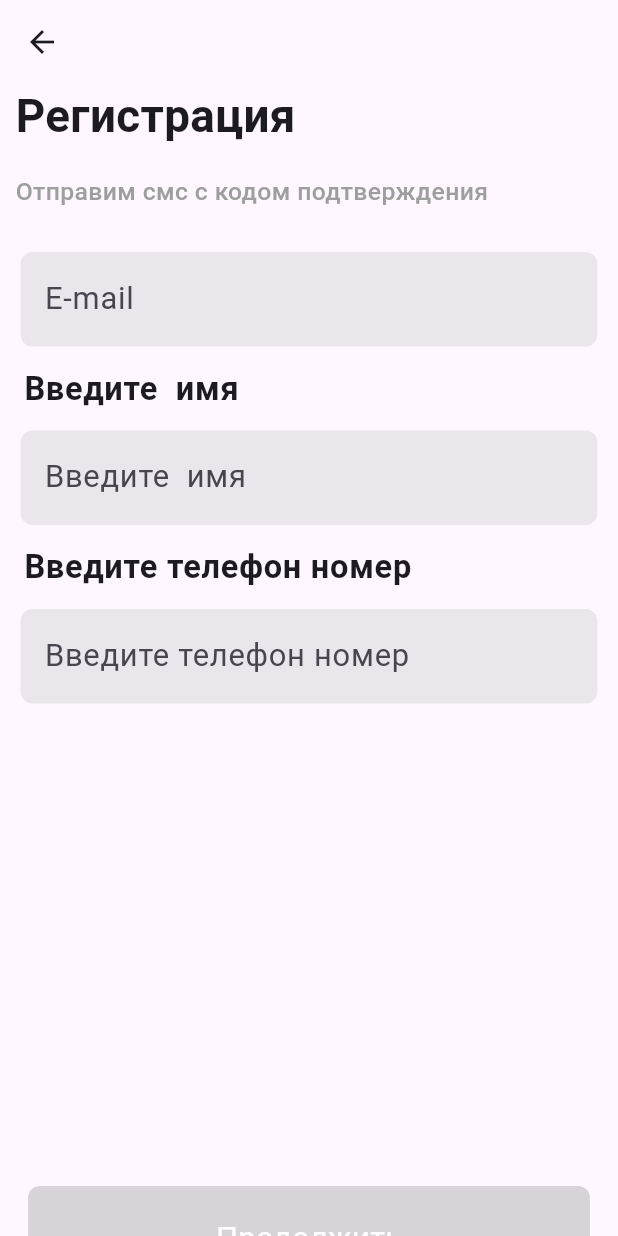
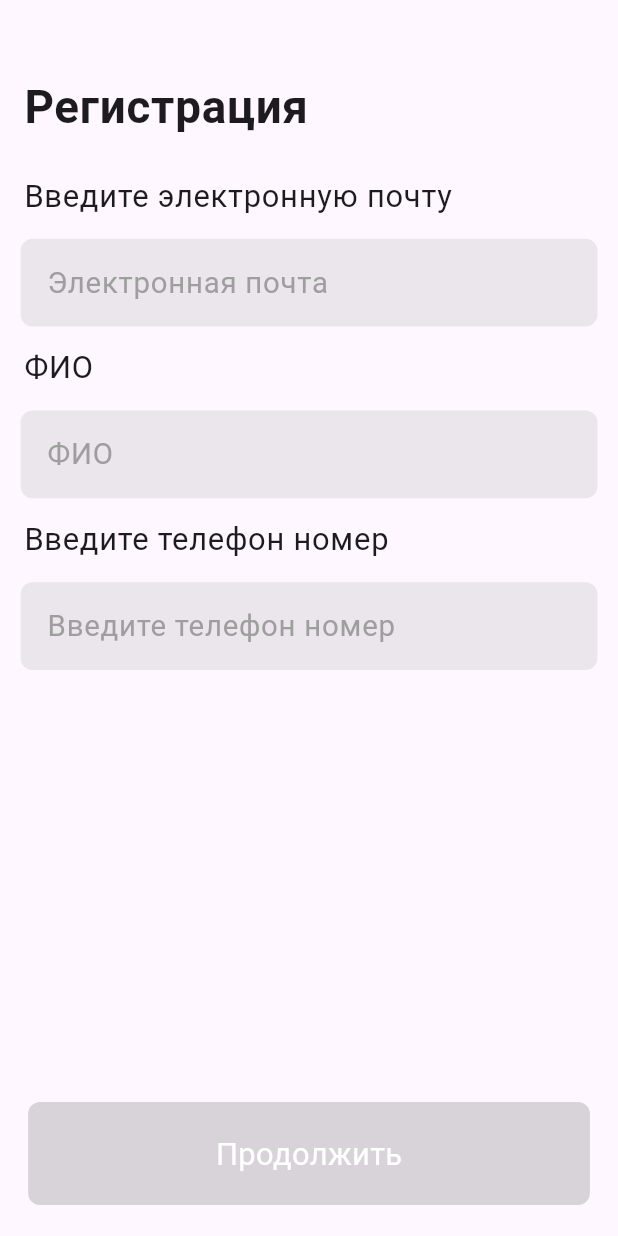
Before and after one commit to NurulloFayz/ecommerceulab, a Flutter app: the EmailPage screen opened by its route, on a phone screen of 412 x 824 dp. Run offline on Flutter 3.47's test engine with Material 3 defaults, Android fonts, the phone set to English and light mode, and no system bars; our stand-ins replace fan_carousel_image_slider, flutter_secure_storage, google_fonts, introduction_screen, pinput, shared_preferences; accounts and stored records are empty.

Commit message:
changed auth page ui

```diff
--- a/lib/main.dart
+++ b/lib/main.dart
@@ -31,7 +31,7 @@ class MyApp extends StatelessWidget {
           colorScheme: ColorScheme.fromSeed(seedColor: Colors.deepPurple),
           useMaterial3: true,
         ),
-        home: const MyPages(),
+        home: const EmailPage(),
         routes: {
           EmailPage.id:(context) => const EmailPage(),
           EnterEmailCodePage.id:(context) => const EnterEmailCodePage(''),
--- a/lib/pages/auth_pages/email_page.dart
+++ b/lib/pages/auth_pages/email_page.dart
@@ -25,7 +25,6 @@ class _EmailPageState extends State<EmailPage> {
     double screenHeight = MediaQuery.of(context).size.height;
     ViewEmailPage view = ViewEmailPage();
     return Scaffold(
-        appBar: AppBar(),
         body: ChangeNotifierProvider(
           create: (context) => view,
           child: Consumer<ViewEmailPage>(
@@ -37,40 +36,38 @@ class _EmailPageState extends State<EmailPage> {
                   height: screenHeight,
                   child: Column(
                     children: [
-                      Row(
-                        children: [
-                          SizedBox(
-                            width: screenWidth / 40,
-                          ),
+                      SizedBox(height: screenHeight / 20,),
                       Column(
                         crossAxisAlignment: CrossAxisAlignment.start,
                         children: [
-                              Text(
+                          ListTile(
+                            title: Text(
                               Strings.authText7,
                               style: TextStyle(
                                   fontWeight: FontWeight.w600,
                                   fontSize: screenHeight / 27),
                             ),
-                              SizedBox(
-                                height: screenHeight / 50,
-                              ),
-                              Container(
-                                margin:
-                                    EdgeInsets.only(right: screenWidth / 50),
-                                child: Text(
-                                  Strings.authText2,
-                                  style: TextStyle(
-                                      fontWeight: FontWeight.w500,
-                                      fontSize: screenHeight / 50,
-                                      color: Colors.grey),
-                                ),
-                              ),
+                          )
+                          // Container(
+                          //   margin:
+                          //       EdgeInsets.only(right: screenWidth / 50),
+                          //   child: Text(
+                          //     Strings.authText2,
+                          //     style: TextStyle(
+                          //         fontWeight: FontWeight.w500,
+                          //         fontSize: screenHeight / 50,
+                          //         color: Colors.grey),
+                          //   ),
+                          // ),
                         ],
                       ),
-                        ],
-                      ),
-                      SizedBox(
-                        height: MediaQuery.of(context).size.height / 30,
+                      // SizedBox(
+                      //   height: MediaQuery.of(context).size.height / 30,
+                      // ),
+                      ListTile(
+                        title: Text(Strings.authTextBDateHintText3, style: TextStyle(
+
+                            fontSize: screenHeight / 40),),
                       ),
                       Container(
                         margin: EdgeInsets.only(
@@ -85,9 +82,11 @@ class _EmailPageState extends State<EmailPage> {
                           },
                           //focusNode: view.textFieldFocusNode,
                           decoration: InputDecoration(
-                              hintText: 'E-mail',
+                              hintText: Strings.authTextBDateHintText1,
+                              hintStyle: TextStyle(color: Colors.grey,fontWeight: FontWeight.w400,fontSize: screenHeight / 42),
                               filled: true,
                               fillColor: Colors.grey.withOpacity(0.2),
+                              contentPadding: EdgeInsets.all(screenHeight / 60),
                               border: OutlineInputBorder(
                                 borderSide: BorderSide.none,
                                   borderRadius: BorderRadius.circular(8))),
@@ -97,8 +96,7 @@ class _EmailPageState extends State<EmailPage> {
                         title: Text(
                           Strings.authTextBDateHintText2,
                           style: TextStyle(
-                              fontWeight: FontWeight.w600,
-                              fontSize: screenHeight / 38),
+                              fontSize: screenHeight / 40),
                         ),
                       ),
                       Container(
@@ -115,8 +113,10 @@ class _EmailPageState extends State<EmailPage> {
                           // focusNode: view.textFieldFocusNode,
                           decoration: InputDecoration(
                               hintText: Strings.authTextBDateHintText2,
+                              hintStyle: TextStyle(color: Colors.grey,fontWeight: FontWeight.w400,fontSize: screenHeight / 42),
                               filled: true,
                               fillColor: Colors.grey.withOpacity(0.2),
+                              contentPadding: EdgeInsets.all(screenHeight / 60),
                               border: OutlineInputBorder(
                                 borderSide: BorderSide.none,
                                   borderRadius: BorderRadius.circular(8))),
@@ -126,8 +126,8 @@ class _EmailPageState extends State<EmailPage> {
                         title: Text(
                           Strings.authTextBPhoneNumber,
                           style: TextStyle(
-                              fontWeight: FontWeight.w600,
-                              fontSize: screenHeight / 38),
+
+                              fontSize: screenHeight / 40),
                         ),
                       ),
                       Container(
@@ -144,8 +144,10 @@ class _EmailPageState extends State<EmailPage> {
                           // focusNode: view.textFieldFocusNode,
                           decoration: InputDecoration(
                               hintText: Strings.authTextBPhoneNumber,
+                              hintStyle: TextStyle(color: Colors.grey,fontWeight: FontWeight.w400,fontSize: screenHeight / 42),
                               filled: true,
                               fillColor: Colors.grey.withOpacity(0.2),
+                              contentPadding: EdgeInsets.all(screenHeight / 60),
                               border: OutlineInputBorder(
                                 borderSide: BorderSide.none,
                                   borderRadius: BorderRadius.circular(8))),
--- a/lib/utils/strings.dart
+++ b/lib/utils/strings.dart
@@ -19,7 +19,9 @@ class Strings {
   static String authText10 = 'ФИО';
   static String authText11 = 'Дата рождения';
   static String authTextBPhoneNumber = 'Введите телефон номер ';
-  static String authTextBDateHintText2 = 'Введите  имя';
+  static String authTextBDateHintText2 = 'ФИО';
+  static String authTextBDateHintText3 = 'Введите электронную почту';
+  static String authTextBDateHintText1 = 'Электроннaя почта';
   /// auth error texts
   static String errorText1 = 'Неверный код';
   static String errorText2 = 'Отправить еще раз';
```
Lines whose indentation alone changed are shown as unchanged.
